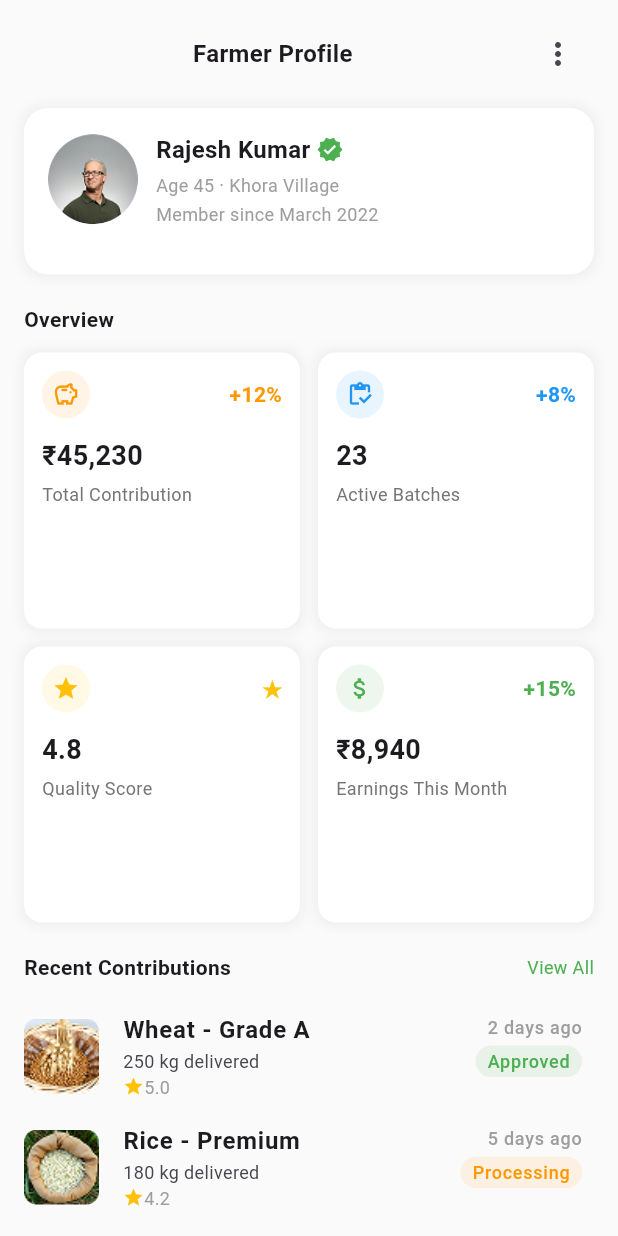
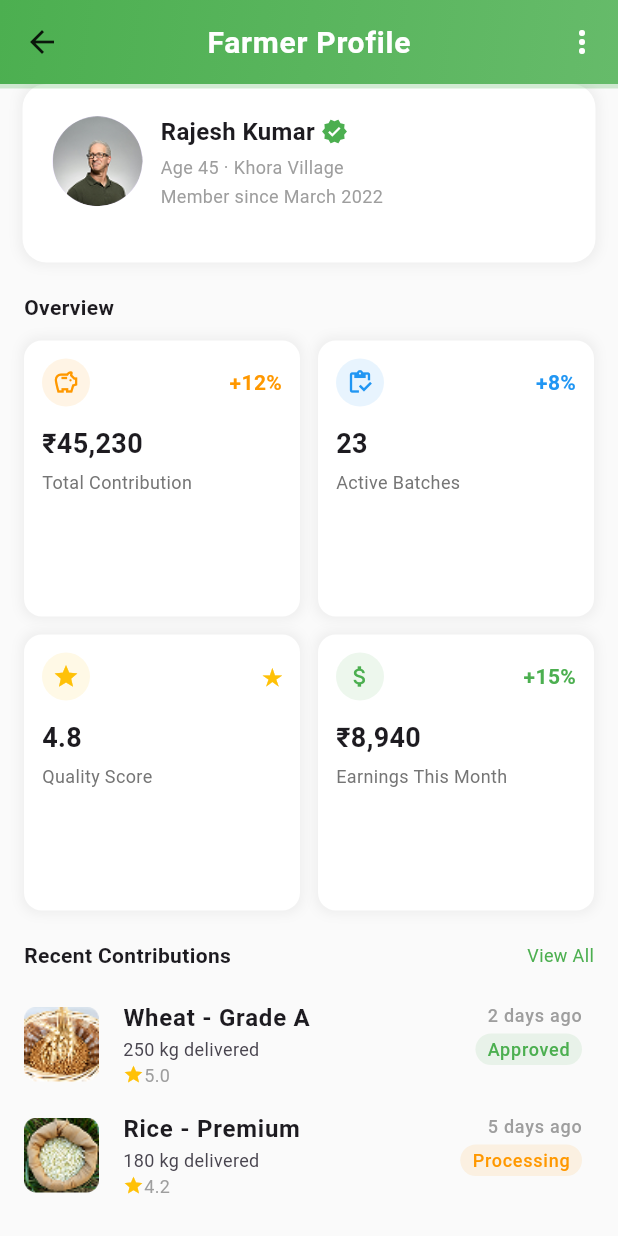
Before and after one commit to rohitvijayan1111/SIH-25, a Flutter app: the FarmerProfileScreen screen opened directly, on a phone screen of 412 x 824 dp. Run offline on Flutter 3.47's test engine with Material 3 defaults, Android fonts, the phone set to English and light mode, and no system bars; our stand-ins replace camera, cloud_firestore, firebase_auth, flutter_dotenv, google_sign_in, image_picker and 3 more; missing offline and left inert: translator; accounts and stored records are empty; network calls fail.

Commit message:
UI corrections

```diff
--- a/demo/lib/screens/farmer_profile.dart
+++ b/demo/lib/screens/farmer_profile.dart
@@ -5,46 +5,56 @@ class FarmerProfileScreen extends StatelessWidget {
 
   @override
   Widget build(BuildContext context) {
-    return SafeArea(
-      child: Scaffold(
+    return Scaffold(
       backgroundColor: Colors.grey[50],
-        body: SingleChildScrollView(
-          child: Column(
-            children: [
-              /// Header
-              Container(
-                padding: const EdgeInsets.symmetric(
-                  horizontal: 16,
-                  vertical: 12,
-                ),
-                child: Row(
-                  children: [
-                    // IconButton(
-                    //   onPressed: () {},
-                    //   icon: const Icon(Icons.arrow_back),
-                    // ),
-                    const Expanded(
-                      child: Text(
+      appBar: AppBar(
+        title: Text(
           "Farmer Profile",
-                        textAlign: TextAlign.center,
           style: TextStyle(
-                          fontSize: 16,
+            color: Colors.white,
             fontWeight: FontWeight.bold,
+            fontSize: 20,
+            letterSpacing: 0.5,
           ),
         ),
+        centerTitle: true,
+        elevation: 2,
+        flexibleSpace: Container(
+          decoration: const BoxDecoration(
+            gradient: LinearGradient(
+              colors: [
+                Color.fromARGB(255, 76, 175, 80),
+                Color(0xFF66BB6A),
+              ],
+              begin: Alignment.topLeft,
+              end: Alignment.bottomRight,
             ),
-                    IconButton(
-                      onPressed: () {},
-                      icon: const Icon(Icons.more_vert),
+            borderRadius: BorderRadius.vertical(
+              bottom: Radius.circular(0),
+            ),
+            boxShadow: [
+              BoxShadow(
+                color: Color.fromARGB(64, 76, 175, 80),
+                blurRadius: 0,
+                offset: Offset(0, 3),
               ),
             ],
           ),
         ),
-
-              /// Profile Card
+        actions: [
+          IconButton(
+            onPressed: () {},
+            icon: const Icon(Icons.more_vert, color: Colors.white),
+          ),
+        ],
+        backgroundColor: Colors.transparent,
+      ),
+      body: SingleChildScrollView(
+        child: Column(
+          children: [
             Container(
-                margin: const EdgeInsets.symmetric(horizontal: 16),
-                padding: const EdgeInsets.all(16),
+              margin: const EdgeInsets.symmetric(horizontal: 15),
+              padding: const EdgeInsets.all(20),
               decoration: BoxDecoration(
                 color: Colors.white,
                 borderRadius: BorderRadius.circular(16),
@@ -64,7 +74,7 @@ class FarmerProfileScreen extends StatelessWidget {
                         radius: 30,
                         backgroundImage: AssetImage(
                           "assets/CustomerUIAssets/images/Farmer_image.png",
-                          ), // Farmer profile
+                        ),
                       ),
                       const SizedBox(width: 12),
                       Expanded(
@@ -112,37 +122,22 @@ class FarmerProfileScreen extends StatelessWidget {
                   const SizedBox(height: 16),
                   Row(
                     mainAxisAlignment: MainAxisAlignment.spaceEvenly,
-                      children: const [
-                        // _ProfileActionButton(
-                        //   icon: Icons.call,
-                        //   label: "Call",
-                        //   color: Colors.green,
-                        // ),
-                        // _ProfileActionButton(
-                        //   icon: Icons.sms,
-                        //   label: "SMS",
-                        //   color: Colors.blue,
-                        // ),
-                      ],
+                    children: const [],
                   ),
                 ],
               ),
             ),
-
             const SizedBox(height: 20),
-
-              /// Overview Section
             const _SectionHeader(title: "Overview"),
             const SizedBox(height: 12),
             Padding(
               padding: const EdgeInsets.symmetric(horizontal: 16),
               child: GridView.count(
-                  crossAxisCount: 2, // 2 columns → 2x2 layout
-                  shrinkWrap: true, // so GridView takes only needed space
-                  crossAxisSpacing: 12, // horizontal spacing
-                  mainAxisSpacing: 12, // vertical spacing
-                  physics:
-                      const NeverScrollableScrollPhysics(), // disable scrolling
+                crossAxisCount: 2,
+                shrinkWrap: true,
+                crossAxisSpacing: 12,
+                mainAxisSpacing: 12,
+                physics: const NeverScrollableScrollPhysics(),
                 children: const [
                   _StatCard(
                     title: "Total Contribution",
@@ -175,17 +170,11 @@ class FarmerProfileScreen extends StatelessWidget {
                 ],
               ),
             ),
-
             const SizedBox(height: 20),
-
-              /// Recent Contributions
-              const _SectionHeader(
-                title: "Recent Contributions",
-                action: "View All",
-              ),
+            const _SectionHeader(title: "Recent Contributions", action: "View All"),
             const SizedBox(height: 12),
             const _ContributionTile(
-                image: "assets/CustomerUIAssets/images/Wheat.png", // Wheat
+              image: "assets/CustomerUIAssets/images/Wheat.png",
               title: "Wheat - Grade A",
               quantity: "250 kg delivered",
               status: "Approved",
@@ -194,7 +183,7 @@ class FarmerProfileScreen extends StatelessWidget {
               time: "2 days ago",
             ),
             const _ContributionTile(
-                image: "assets/CustomerUIAssets/images/Rice.png", // Rice
+              image: "assets/CustomerUIAssets/images/Rice.png",
               title: "Rice - Premium",
               quantity: "180 kg delivered",
               status: "Processing",
@@ -202,10 +191,7 @@ class FarmerProfileScreen extends StatelessWidget {
               rating: 4.2,
               time: "5 days ago",
             ),
-
             const SizedBox(height: 20),
-
-              /// Performance Overview
             const _SectionHeader(title: "Performance Overview"),
             const SizedBox(height: 12),
             Padding(
@@ -233,10 +219,7 @@ class FarmerProfileScreen extends StatelessWidget {
                 ),
               ),
             ),
-
             const SizedBox(height: 20),
-
-              /// Recent Activity
             const _SectionHeader(title: "Recent Activity"),
             const SizedBox(height: 12),
             const _ActivityTile(
@@ -257,10 +240,7 @@ class FarmerProfileScreen extends StatelessWidget {
               subtitle: "3 days ago",
               iconColor: Colors.orange,
             ),
-
             const SizedBox(height: 20),
-
-              /// Documents
             const _SectionHeader(title: "Documents"),
             const SizedBox(height: 12),
             Padding(
@@ -289,25 +269,11 @@ class FarmerProfileScreen extends StatelessWidget {
                 ],
               ),
             ),
-
             const SizedBox(height: 20),
-
-              /// Buttons
             Padding(
               padding: const EdgeInsets.symmetric(horizontal: 16),
               child: Column(
                 children: [
-                    // ElevatedButton(
-                    //   style: ElevatedButton.styleFrom(
-                    //     backgroundColor: Colors.green,
-                    //     minimumSize: const Size(double.infinity, 48),
-                    //     shape: RoundedRectangleBorder(
-                    //       borderRadius: BorderRadius.circular(8),
-                    //     ),
-                    //   ),
-                    //   onPressed: () {},
-                    //   child: const Text("Send Payment"),
-                    // ),
                   const SizedBox(height: 12),
                   ElevatedButton(
                     style: ElevatedButton.styleFrom(
@@ -321,79 +287,18 @@ class FarmerProfileScreen extends StatelessWidget {
                     child: const Text("View Full History"),
                   ),
                   const SizedBox(height: 12),
-                    // Row(
-                    //   children: [
-                    //     Expanded(
-                    //       child: OutlinedButton(
-                    //         style: OutlinedButton.styleFrom(
-                    //           foregroundColor: Colors.red,
-                    //           side: const BorderSide(color: Colors.red),
-                    //           minimumSize: const Size(double.infinity, 48),
-                    //           shape: RoundedRectangleBorder(
-                    //             borderRadius: BorderRadius.circular(8),
-                    //           ),
-                    //         ),
-                    //         onPressed: () {},
-                    //         child: const Text("Remove Member"),
-                    //       ),
-                    //     ),
-                    //     const SizedBox(width: 12),
-                    //     Expanded(
-                    //       child: OutlinedButton(
-                    //         style: OutlinedButton.styleFrom(
-                    //           foregroundColor: Colors.black,
-                    //           side: const BorderSide(color: Colors.black),
-                    //           minimumSize: const Size(double.infinity, 48),
-                    //           shape: RoundedRectangleBorder(
-                    //             borderRadius: BorderRadius.circular(8),
-                    //           ),
-                    //         ),
-                    //         onPressed: () {},
-                    //         child: const Text("Block User"),
-                    //       ),
-                    //     ),
-                    //   ],
-                    // ),
                 ],
               ),
             ),
-
             const SizedBox(height: 40),
           ],
-          ),
         ),
       ),
     );
   }
 }
 
-/// --- Reusable Widgets ---
-
-class _ProfileActionButton extends StatelessWidget {
-  final IconData icon;
-  final String label;
-  final Color color;
-  const _ProfileActionButton({
-    required this.icon,
-    required this.label,
-    required this.color,
-  });
-
-  @override
-  Widget build(BuildContext context) {
-    return Column(
-      children: [
-        CircleAvatar(
-          radius: 20,
-          backgroundColor: color.withOpacity(0.2),
-          child: Icon(icon, color: color),
-        ),
-        const SizedBox(height: 6),
-        Text(label, style: const TextStyle(fontSize: 12)),
-      ],
-    );
-  }
-}
+//...The rest of your stateless widget classes remain unchanged as below.
 
 class _SectionHeader extends StatelessWidget {
   final String title;
```
Also changed, not shown: demo/lib/screens/CustomerScreens/cart_screen.dart (+36 -55 lines), demo/lib/screens/CustomerScreens/favorites_screen.dart (+22 -10 lines), demo/lib/screens/CustomerScreens/home_screen.dart (+85 -108 lines), demo/lib/screens/CustomerScreens/notification.dart (+22 -5 lines), demo/lib/screens/CustomerScreens/product_details_screen.dart (+11 -15 lines). Lines whose indentation alone changed are shown as unchanged.
